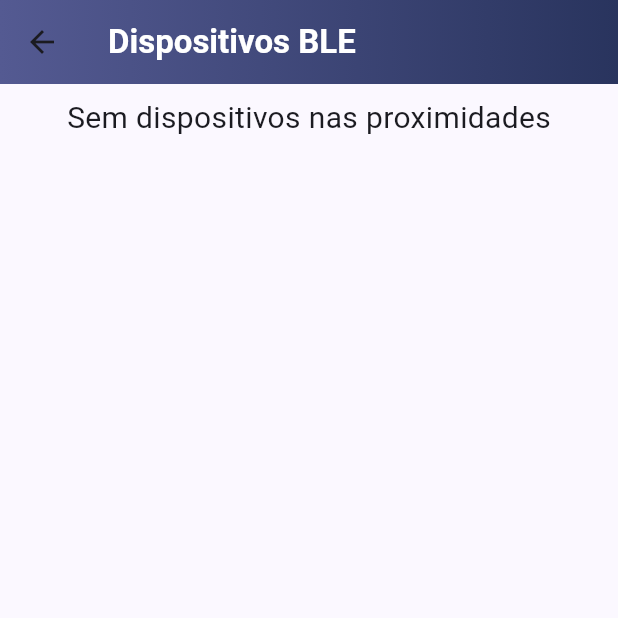
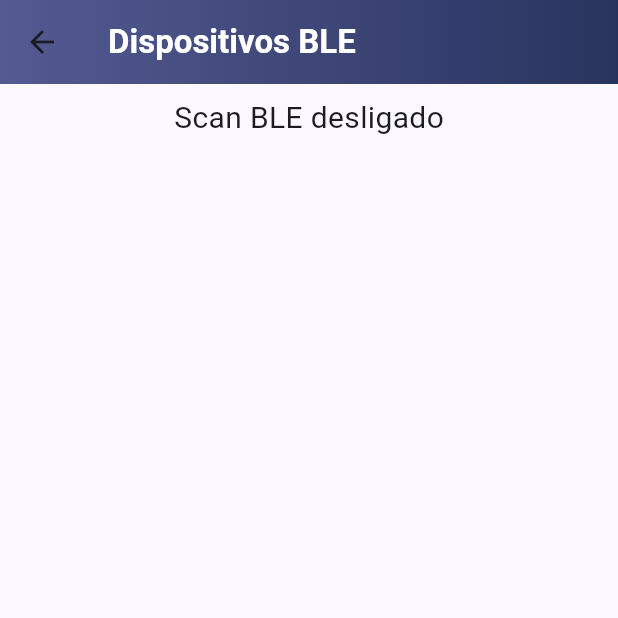
Before and after one commit to AirQyMo/Mobile-Client, a Flutter app: the BleDevicesPageView screen opened directly, on a phone screen of 412 x 824 dp, the top half of it. Run offline on Flutter 3.47's test engine with Material 3 defaults, Android fonts, the phone set to English and light mode, and no system bars; our stand-ins replace permission_handler; missing offline and left inert: plugin.

Commit message:
Scan de BLE só inicia quando o mobile hub é iniciado

```diff
--- a/lib/ui/ble_devices/view_models/ble_devices_page_view_model.dart
+++ b/lib/ui/ble_devices/view_models/ble_devices_page_view_model.dart
@@ -1,6 +1,5 @@
-import 'dart:async';
-
 import 'package:flutter/material.dart';
+import 'package:mobile_client/ui/settings/view_models/settings_view_model.dart';
 import 'package:plugin/plugin.dart';
 
 class BleDevicesPageViewModel extends ChangeNotifier {
@@ -18,9 +17,7 @@ class BleDevicesPageViewModel extends ChangeNotifier {
     _listenToBLEStreams();
   }
 
-  void _listenToBLEStreams() async {
-    await _plugin.startListening();
-
+  void _listenToBLEStreams() {
     _plugin.onBleDataReceived.listen((device) {
       var uuid = device['uuid'];
       if (uuid != null && !_uuidList.contains(uuid)) {
@@ -31,7 +28,7 @@ class BleDevicesPageViewModel extends ChangeNotifier {
     });
   }
 
-  Future<bool?> getMobileHubState() async {
-    return await _plugin.isMobileHubStarted();
+  bool getMobileHubState() {
+    return SettingsViewModel().isMobileHubStarted;
   }
 }
--- a/lib/ui/ble_devices/widgets/ble_devices_page_view.dart
+++ b/lib/ui/ble_devices/widgets/ble_devices_page_view.dart
@@ -58,7 +58,9 @@ class _BleDevicesPageViewState extends State<BleDevicesPageView> {
                     child: Padding(
                       padding: const EdgeInsets.all(8.0),
                       child: Text(
-                        'Sem dispositivos nas proximidades',
+                        bleDevicesPageViewModel.getMobileHubState()
+                            ? 'Sem dispositivos nas proximidades'
+                            : 'Scan BLE desligado',
                         style: TextStyle(fontSize: 20),
                       ),
                     ),
--- a/lib/ui/settings/view_models/settings_view_model.dart
+++ b/lib/ui/settings/view_models/settings_view_model.dart
@@ -65,6 +65,7 @@ class SettingsViewModel extends ChangeNotifier {
 
       await _plugin.startMobileHub(ipAddress: ipAddress, port: intPort);
       await _checkMobileHubStatus();
+      await _plugin.startListening();
       return (success: true, message: "Mobile Hub iniciado com sucesso");
     } catch (e) {
       log("$e");
@@ -76,6 +77,7 @@ class SettingsViewModel extends ChangeNotifier {
     try {
       await _plugin.stopMobileHub();
       await _checkMobileHubStatus();
+      await _plugin.stopListening();
       return (success: true, message: "Mobile Hub interrompido");
     } catch (e) {
       return (success: false, message: "Falha ao interromper o Mobile Hub: $e");
```
